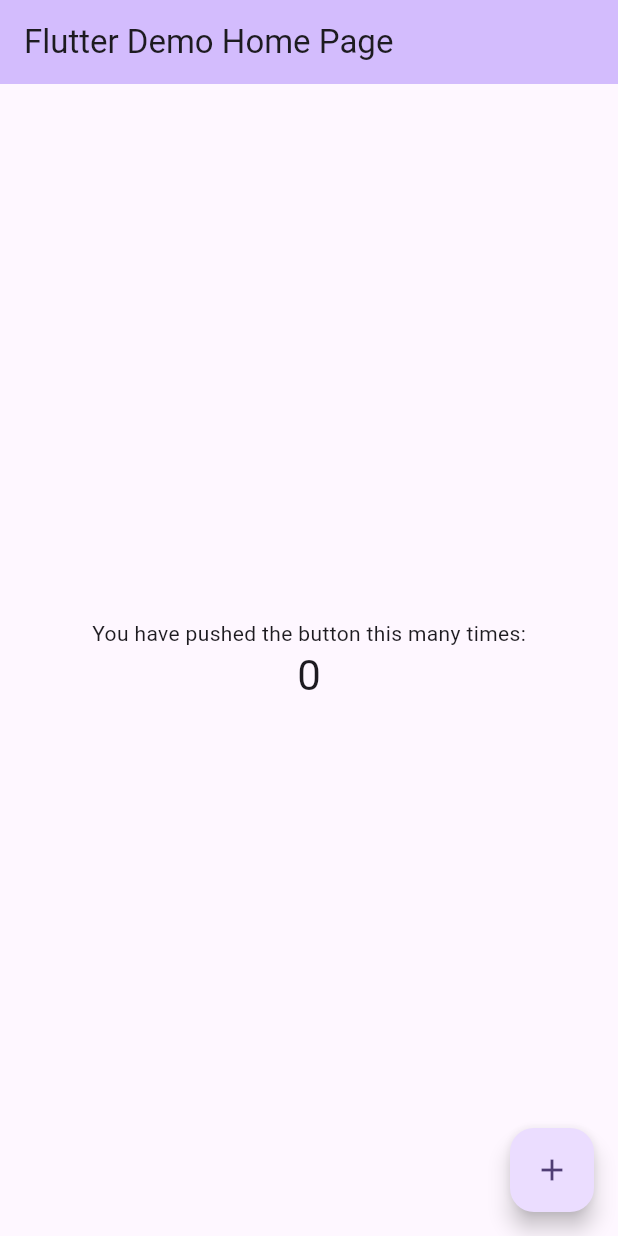
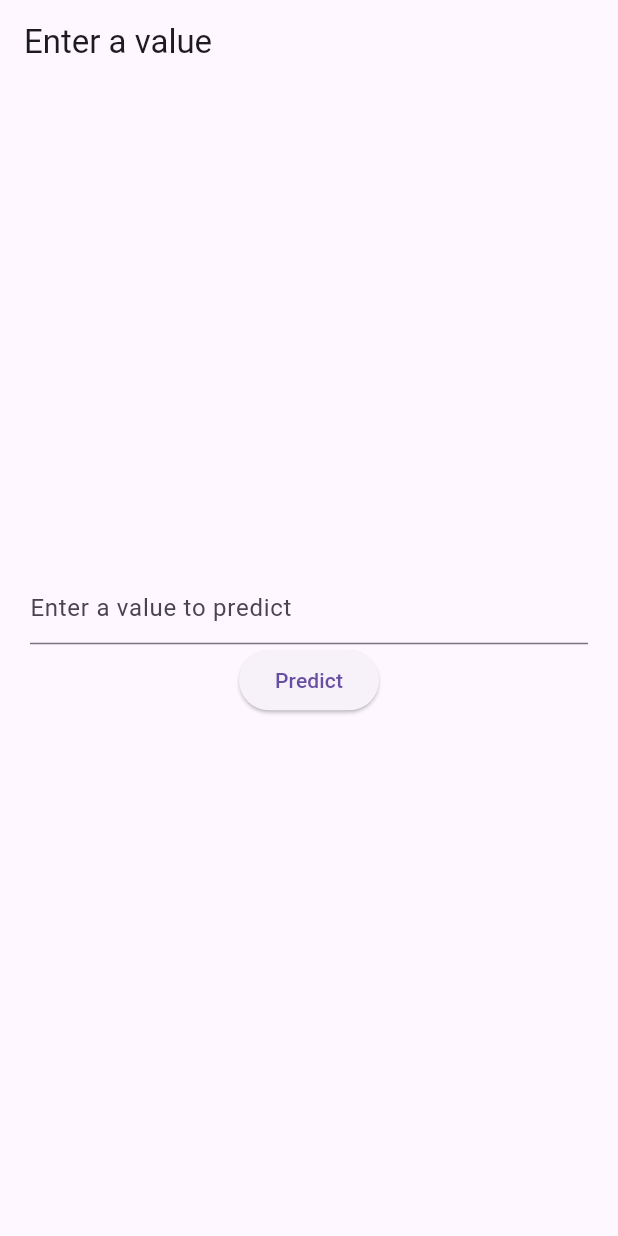
Before and after one commit to Hataewoo/Flutter_Practice, a Flutter app: the screen it shows after launch, on a phone screen of 412 x 824 dp. Run offline on Flutter 3.47's test engine with Material 3 defaults, Android fonts, the light colour scheme and no system bars.

Commit message:
pratice_prediction_value

```diff
--- a/flutter_practice_application/analysis_options.yaml
+++ b/flutter_practice_application/analysis_options.yaml
@@ -26,3 +26,8 @@ linter:
 
 # Additional information about this file can be found at
 # https://dart.dev/guides/language/analysis-options
+
+dependencies:
+  flutter:
+    sdk: flutter
+  http: ^0.13.3
--- a/flutter_practice_application/lib/main.dart
+++ b/flutter_practice_application/lib/main.dart
@@ -1,125 +1,79 @@
 import 'package:flutter/material.dart';
+import 'package:http/http.dart' as http;
+import 'dart:convert';
 
 void main() {
-  runApp(const MyApp());
+  runApp(MyApp());
 }
 
 class MyApp extends StatelessWidget {
-  const MyApp({super.key});
-
-  // This widget is the root of your application.
   @override
   Widget build(BuildContext context) {
     return MaterialApp(
-      title: 'Flutter Demo',
-      theme: ThemeData(
-        // This is the theme of your application.
-        //
-        // TRY THIS: Try running your application with "flutter run". You'll see
-        // the application has a purple toolbar. Then, without quitting the app,
-        // try changing the seedColor in the colorScheme below to Colors.green
-        // and then invoke "hot reload" (save your changes or press the "hot
-        // reload" button in a Flutter-supported IDE, or press "r" if you used
-        // the command line to start the app).
-        //
-        // Notice that the counter didn't reset back to zero; the application
-        // state is not lost during the reload. To reset the state, use hot
-        // restart instead.
-        //
-        // This works for code too, not just values: Most code changes can be
-        // tested with just a hot reload.
-        colorScheme: ColorScheme.fromSeed(seedColor: Colors.deepPurple),
-        useMaterial3: true,
-      ),
-      home: const MyHomePage(title: 'Flutter Demo Home Page'),
+      title: 'Flutter Linear Regression',
+      home: HomeScreen(),
     );
   }
 }
 
-class MyHomePage extends StatefulWidget {
-  const MyHomePage({super.key, required this.title});
-
-  // This widget is the home page of your application. It is stateful, meaning
-  // that it has a State object (defined below) that contains fields that affect
-  // how it looks.
-
-  // This class is the configuration for the state. It holds the values (in this
-  // case the title) provided by the parent (in this case the App widget) and
-  // used by the build method of the State. Fields in a Widget subclass are
-  // always marked "final".
-
-  final String title;
-
+class HomeScreen extends StatefulWidget {
   @override
-  State<MyHomePage> createState() => _MyHomePageState();
+  _HomeScreenState createState() => _HomeScreenState();
 }
 
-class _MyHomePageState extends State<MyHomePage> {
-  int _counter = 0;
+class _HomeScreenState extends State<HomeScreen> {
+  final _controller = TextEditingController();
+  String _result = '';
 
-  void _incrementCounter() {
-    setState(() {
-      // This call to setState tells the Flutter framework that something has
-      // changed in this State, which causes it to rerun the build method below
-      // so that the display can reflect the updated values. If we changed
-      // _counter without calling setState(), then the build method would not be
-      // called again, and so nothing would appear to happen.
-      _counter++;
-    });
+  Future<void> _makePrediction() async {
+    try {
+      var response = await http.post(
+        Uri.parse('http://localhost:5000/predict'),
+        headers: {'Content-Type': 'application/json'},
+        body: jsonEncode({'input': double.parse(_controller.text)}),
+      );
+
+      if (response.statusCode == 200) {
+        var data = jsonDecode(response.body);
+        setState(() {
+          _result = 'Prediction: ${data['prediction']}';
+        });
+      } else {
+        throw Exception('Failed to load prediction');
+      }
+    } catch (e) {
+      setState(() {
+        _result = 'Error: ${e.toString()}';
+      });
+    }
   }
 
   @override
   Widget build(BuildContext context) {
-    // This method is rerun every time setState is called, for instance as done
-    // by the _incrementCounter method above.
-    //
-    // The Flutter framework has been optimized to make rerunning build methods
-    // fast, so that you can just rebuild anything that needs updating rather
-    // than having to individually change instances of widgets.
     return Scaffold(
       appBar: AppBar(
-        // TRY THIS: Try changing the color here to a specific color (to
-        // Colors.amber, perhaps?) and trigger a hot reload to see the AppBar
-        // change color while the other colors stay the same.
-        backgroundColor: Theme.of(context).colorScheme.inversePrimary,
-        // Here we take the value from the MyHomePage object that was created by
-        // the App.build method, and use it to set our appbar title.
-        title: Text(widget.title),
+        title: Text('Enter a value'),
       ),
-      body: Center(
-        // Center is a layout widget. It takes a single child and positions it
-        // in the middle of the parent.
+      body: Padding(
+        padding: EdgeInsets.all(20.0),
         child: Column(
-          // Column is also a layout widget. It takes a list of children and
-          // arranges them vertically. By default, it sizes itself to fit its
-          // children horizontally, and tries to be as tall as its parent.
-          //
-          // Column has various properties to control how it sizes itself and
-          // how it positions its children. Here we use mainAxisAlignment to
-          // center the children vertically; the main axis here is the vertical
-          // axis because Columns are vertical (the cross axis would be
-          // horizontal).
-          //
-          // TRY THIS: Invoke "debug painting" (choose the "Toggle Debug Paint"
-          // action in the IDE, or press "p" in the console), to see the
-          // wireframe for each widget.
           mainAxisAlignment: MainAxisAlignment.center,
           children: <Widget>[
-            const Text(
-              'You have pushed the button this many times:',
+            TextField(
+              controller: _controller,
+              keyboardType: TextInputType.number,
+              decoration: InputDecoration(
+                hintText: 'Enter a value to predict',
+              ),
             ),
-            Text(
-              '$_counter',
-              style: Theme.of(context).textTheme.headlineMedium,
+            ElevatedButton(
+              onPressed: _makePrediction,
+              child: Text('Predict'),
             ),
+            Text(_result),
           ],
         ),
       ),
-      floatingActionButton: FloatingActionButton(
-        onPressed: _incrementCounter,
-        tooltip: 'Increment',
-        child: const Icon(Icons.add),
-      ), // This trailing comma makes auto-formatting nicer for build methods.
     );
   }
 }
--- a/flutter_practice_application/pubspec.yaml
+++ b/flutter_practice_application/pubspec.yaml
@@ -35,6 +35,7 @@ dependencies:
   # The following adds the Cupertino Icons font to your application.
   # Use with the CupertinoIcons class for iOS style icons.
   cupertino_icons: ^1.0.6
+  http: ^1.2.1
 
 dev_dependencies:
   flutter_test:
```
Also changed, not shown: flutter_practice_application/pubspec.lock, 1 other file.
